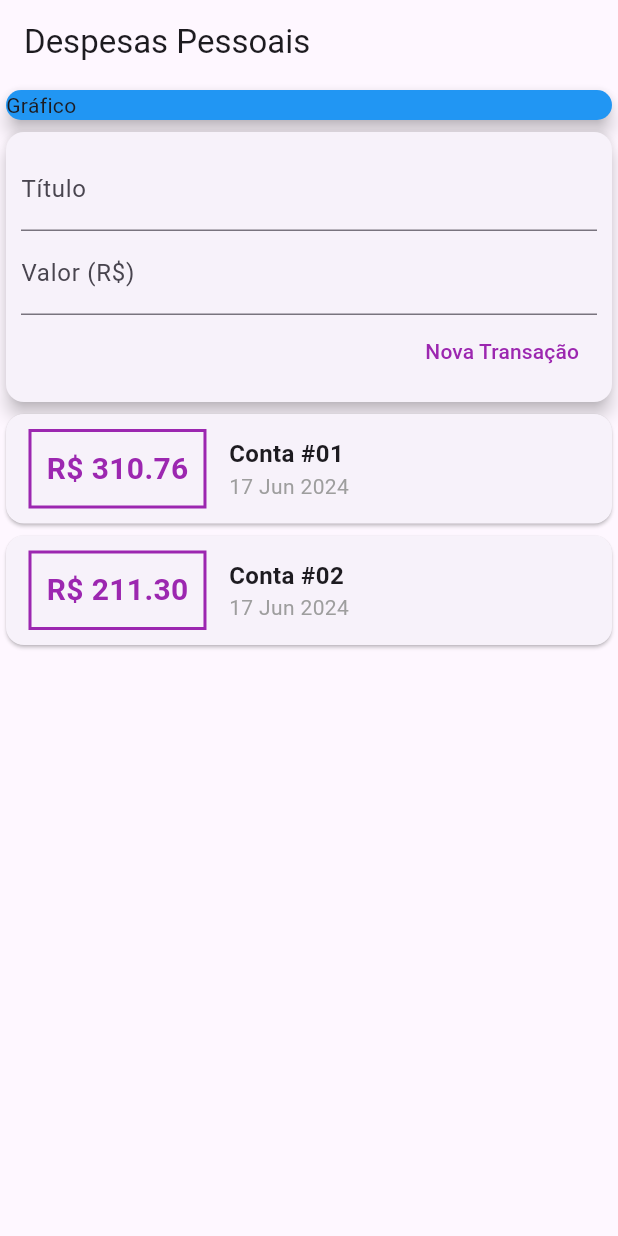
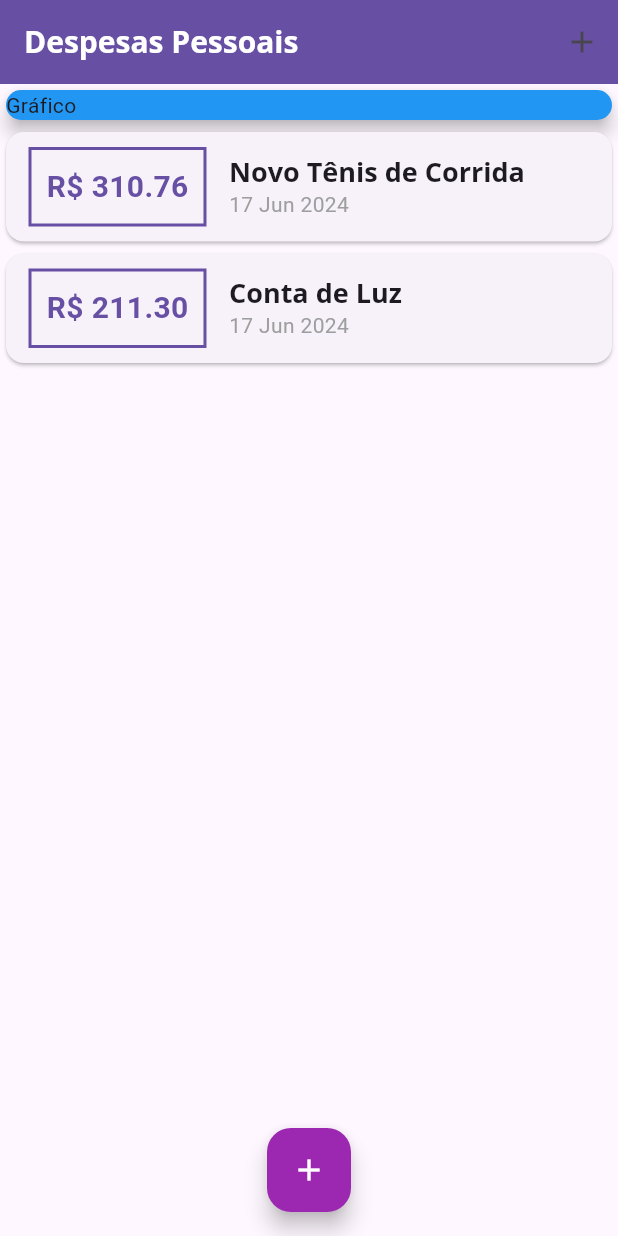
Before and after one commit to Gabriel02ps/flutter-expenses, a Flutter app: the screen it shows after launch, on a phone screen of 412 x 824 dp. Run offline on Flutter 3.47's test engine with Material 3 defaults, Android fonts, the phone set to English and light mode, and no system bars.

Commit message:
fontes e temas

```diff
--- a/lib/components/transaction_list.dart
+++ b/lib/components/transaction_list.dart
@@ -25,17 +25,17 @@ class TransactionList extends StatelessWidget {
                       ),
                       decoration: BoxDecoration(
                         border: Border.all(
-                          color: Colors.purple,
+                          color: Theme.of(context).primaryColor,
                           width: 2,
                         ),
                       ),
                       padding: const EdgeInsets.all(10),
                       child: Text(
                         'R\$ ${tr.value.toStringAsFixed(2)}',
-                        style: const TextStyle(
+                        style: TextStyle(
                           fontWeight: FontWeight.bold,
                           fontSize: 20,
-                          color: Colors.purple,
+                          color: Theme.of(context).primaryColor,
                         ),
                       ),
                     ),
@@ -44,10 +44,11 @@ class TransactionList extends StatelessWidget {
                       children: [
                         Text(
                           tr.title,
-                          style: const TextStyle(
-                            fontSize: 16,
-                            fontWeight: FontWeight.bold,
-                          ),
+                          style: Theme.of(context).textTheme.titleLarge,
+                          // style: const TextStyle(
+                          //   fontSize: 16,
+                          //   fontWeight: FontWeight.bold,
+                          // ),
                         ),
                         Text(
                           DateFormat('d MMM y').format(tr.date),
--- a/lib/components/transaction_user.dart
+++ /dev/null
@@ -1,54 +0,0 @@
-import 'dart:math';
-
-import 'package:flutter/material.dart';
-
-import 'transaction_form.dart';
-import 'transaction_list.dart';
-import '../models/transaction.dart';
-
-class TransactionUser extends StatefulWidget {
-  const TransactionUser({super.key});
-
-  @override
-  State<TransactionUser> createState() => _TransactionUserState();
-}
-
-class _TransactionUserState extends State<TransactionUser> {
-  final _transactions = [
-    Transaction(
-      id: 't1',
-      title: 'Conta #01',
-      value: 310.76,
-      date: DateTime.now(),
-    ),
-    Transaction(
-      id: 't2',
-      title: 'Conta #02',
-      value: 211.30,
-      date: DateTime.now(),
-    ),
-  ];
-
-  _addTransaction(String title, double value) {
-    final newTransaction = Transaction(
-      id: Random().nextDouble().toString(),
-      title: title,
-      value: value,
-      date: DateTime.now(),
-    );
-
-    setState(() {
-      _transactions.add(newTransaction);
-    });
-  }
-
-  @override
-  Widget build(BuildContext context) {
-    return Column(
-      children: <Widget>[
-        TransactionForm(_addTransaction),
-        TransactionList(_transactions),
-      ],
-    );
-  }
-}
--- a/lib/main.dart
+++ b/lib/main.dart
@@ -1,40 +1,123 @@
-import 'package:expenses/components/transaction_user.dart';
 import 'package:flutter/material.dart';
+import 'dart:math';
+import 'components/transaction_form.dart';
+import 'components/transaction_list.dart';
+import 'models/transaction.dart';
 
-main() => runApp(const ExpensesApp());
+main() => runApp(ExpensesApp());
 
 class ExpensesApp extends StatelessWidget {
-  const ExpensesApp({super.key});
+  ExpensesApp({super.key});
+  final ThemeData tema = ThemeData();
+
   @override
   Widget build(BuildContext context) {
-    return const MaterialApp(home: MyHomePage());
+    return MaterialApp(
+      debugShowCheckedModeBanner: false,
+      home: const MyHomePage(),
+      theme: ThemeData(
+        primarySwatch: Colors.purple,
+        fontFamily: 'Quicksand',
+        textTheme: ThemeData.light().textTheme.copyWith(
+                titleLarge: const TextStyle(
+              fontFamily: 'OpenSans',
+              fontSize: 18.0,
+              fontWeight: FontWeight.bold,
+            )),
+        appBarTheme: const AppBarTheme(
+          titleTextStyle: TextStyle(
+            fontFamily: 'OpenSans',
+            fontSize: 20.0,
+            fontWeight: FontWeight.bold,
+          ),
+        ),
+      ),
+    );
   }
 }
 
-class MyHomePage extends StatelessWidget {
+class MyHomePage extends StatefulWidget {
   const MyHomePage({super.key});
+
+  @override
+  State<MyHomePage> createState() => _MyHomePageState();
+}
+
+class _MyHomePageState extends State<MyHomePage> {
+  final _transactions = [
+    Transaction(
+      id: 't1',
+      title: 'Novo Tênis de Corrida',
+      value: 310.76,
+      date: DateTime.now(),
+    ),
+    Transaction(
+      id: 't2',
+      title: 'Conta de Luz',
+      value: 211.30,
+      date: DateTime.now(),
+    ),
+  ];
+
+  _addTransaction(String title, double value) {
+    final newTransaction = Transaction(
+      id: Random().nextDouble().toString(),
+      title: title,
+      value: value,
+      date: DateTime.now(),
+    );
+
+    setState(() {
+      _transactions.add(newTransaction);
+    });
+
+    Navigator.of(context).pop();
+  }
+
+  _openTransactionFormModal(BuildContext context) {
+    showModalBottomSheet(
+      context: context,
+      builder: (_) {
+        return TransactionForm(_addTransaction);
+      },
+    );
+  }
 
   @override
   Widget build(BuildContext context) {
     return Scaffold(
       appBar: AppBar(
-        title: const Text('Despesas Pessoais'),
+        backgroundColor: Theme.of(context).colorScheme.primary,
+        title: const Text('Despesas Pessoais',
+            style: TextStyle(color: Colors.white)),
+        actions: [
+          IconButton(
+            icon: const Icon(Icons.add),
+            onPressed: () => _openTransactionFormModal(context),
+          ),
+        ],
       ),
-      body: const SingleChildScrollView(
+      body: SingleChildScrollView(
         child: Column(
           crossAxisAlignment: CrossAxisAlignment.stretch,
           children: [
-            SizedBox(
+            const SizedBox(
               child: Card(
                 color: Colors.blue,
                 elevation: 5,
                 child: Text('Gráfico'),
               ),
             ),
-            TransactionUser(),
+            TransactionList(_transactions),
           ],
         ),
       ),
+      floatingActionButton: FloatingActionButton(
+        backgroundColor: Colors.purple,
+        child: const Icon(Icons.add, color: Colors.white),
+        onPressed: () => _openTransactionFormModal(context),
+      ),
+      floatingActionButtonLocation: FloatingActionButtonLocation.centerFloat,
     );
   }
 }
```
Also changed, not shown: pubspec.yaml (+11 -6 lines), assets/fonts/OpenSans-Bold.ttf (added), assets/fonts/OpenSans-Regular.ttf (added), assets/fonts/Quicksand-Bold.ttf (added), assets/fonts/Quicksand-Light.ttf (added), assets/fonts/Quicksand-Medium.ttf (added), assets/fonts/Quicksand-Regular.ttf (added), 1 other file.
